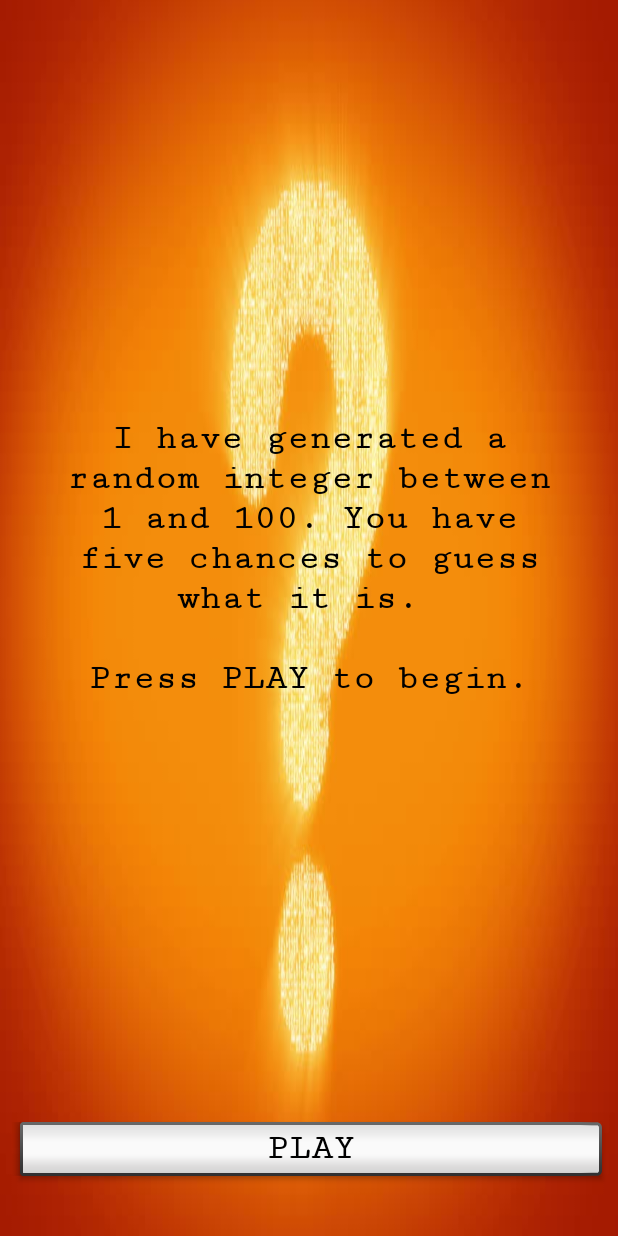
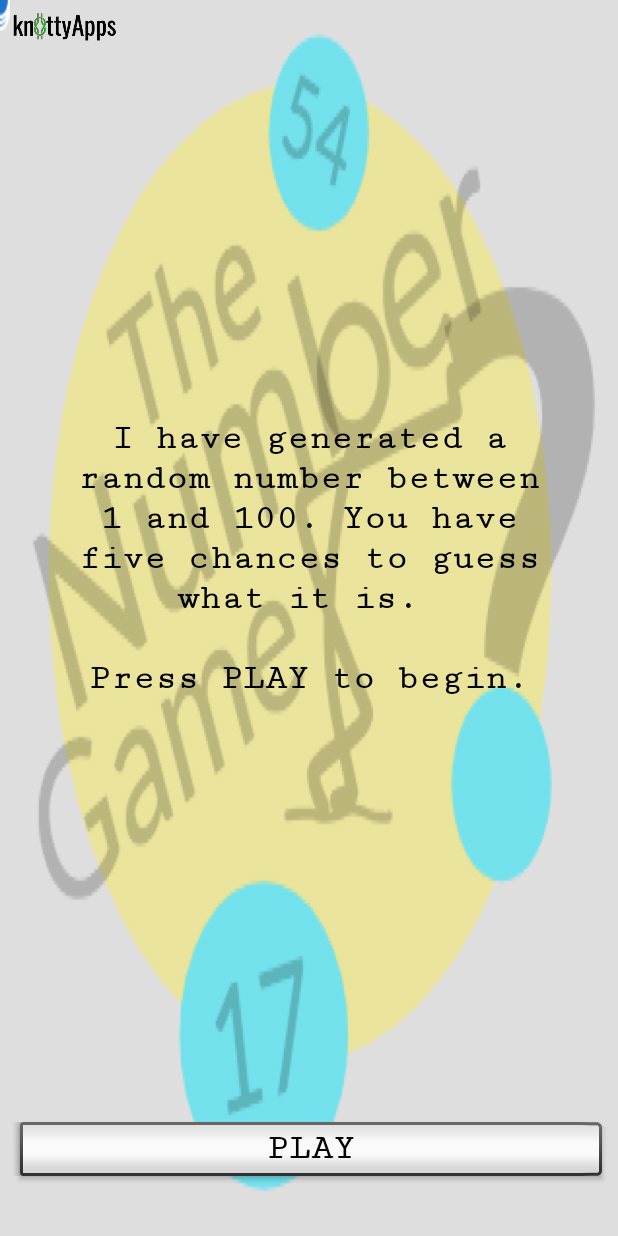
Before and after one commit to alex462/TheGuessingGame, an Android app: the screen it shows after launch (MainActivity), on a phone screen of 412 x 824 dp. Run offline under Robolectric (Android 15) with nearby library versions, the phone set to English and light mode, and no system bars.

Commit message:
Added game title background to match game icon for deploy. Added personal brand.

```diff
--- a/app/src/main/res/layout/activity_main.xml
+++ b/app/src/main/res/layout/activity_main.xml
@@ -4,9 +4,18 @@
     xmlns:tools="http://schemas.android.com/tools"
     android:layout_width="match_parent"
     android:layout_height="match_parent"
-    android:background="@drawable/orange_question_mark"
+    android:background="@drawable/the_number_game_background"
     tools:layout_editor_absoluteY="81dp"
     tools:context=".MainActivity">
+
+    <ImageView
+        android:id="@+id/knottyapps_icon_image_view"
+        android:layout_width="70dp"
+        android:layout_height="20dp"
+        android:src="@drawable/knottyapps_icon"
+        app:layout_constraintTop_toTopOf="parent"
+        app:layout_constraintStart_toStartOf="parent"
+        android:layout_margin="8dp"/>
 
     <Button
         android:id="@+id/start_button"
--- a/app/src/main/res/values/strings.xml
+++ b/app/src/main/res/values/strings.xml
@@ -1,6 +1,6 @@
 <resources xmlns:tools="http://schemas.android.com/tools">
     <string name="app_name">The Guessing Game</string>
-    <string name="directions">I have generated a random integer between 1 and 100. You have five chances to guess what it is. \n\nPress PLAY to begin.</string>
+    <string name="directions">I have generated a random number between 1 and 100. You have five chances to guess what it is. \n\nPress PLAY to begin.</string>
     <string name="_1_100" tools:ignore="TypographyDashes">1 - 100</string>
     <string name="guess_a_number">Guess a Number</string>
     <string name="too_low">Too Low!</string>
```
Also changed, not shown: app/src/main/res/layout/activity_game.xml (+9 -1 lines), app/src/main/res/layout/activity_results.xml (+10 -1 lines), app/src/main/res/drawable/blue_question_mark.jpg (deleted), app/src/main/res/drawable/green_question_mark.jpg (deleted), app/src/main/res/drawable/knottyapps_icon.png (added), app/src/main/res/drawable/orange_question_mark.jpg (deleted), app/src/main/res/drawable/the_number_game_background.png (added), app/src/main/res/drawable/the_number_game_icon.png (added), 2 other files.
